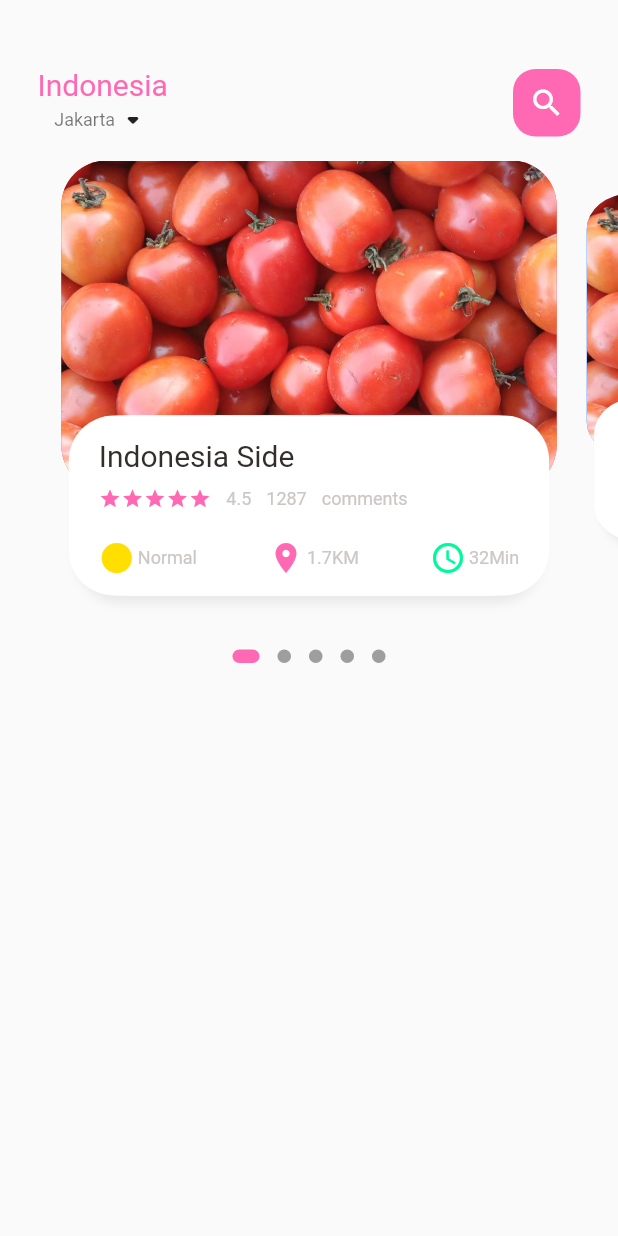
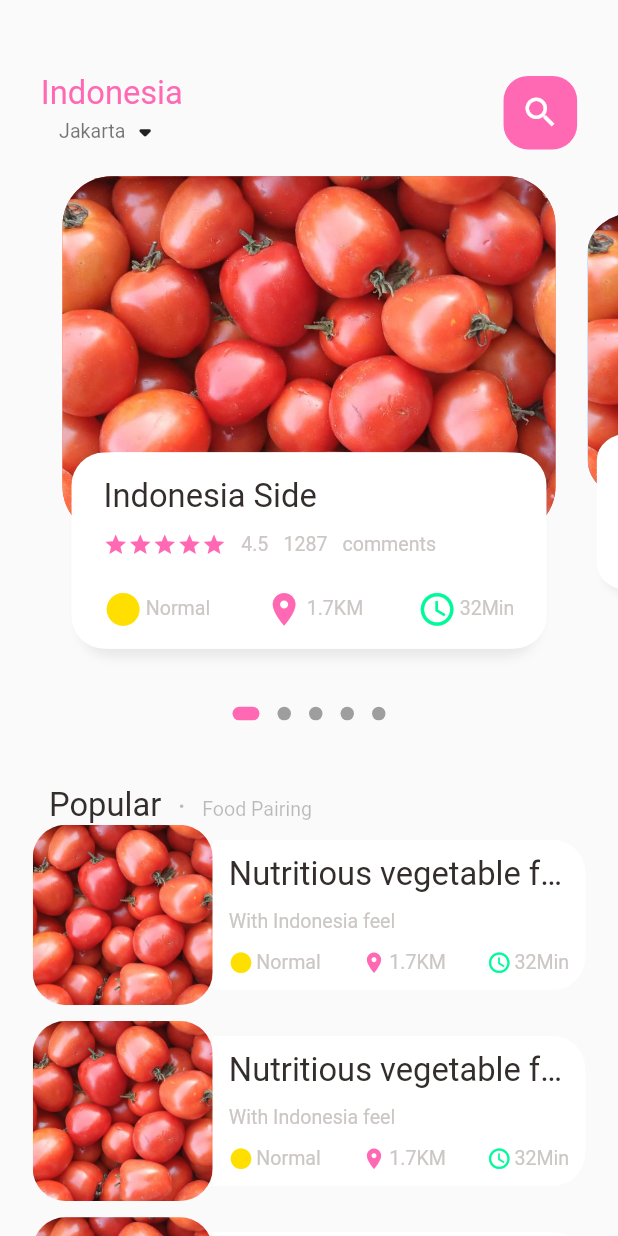
Before and after one commit to ishari01/learn_flutter, a Flutter app: the screen it shows after launch, on a phone screen of 412 x 824 dp. Run offline on Flutter 3.47's test engine with Material 2 defaults, Android fonts, the phone set to English and light mode, and no system bars; drawn by our look-alikes of dots_indicator; our stand-ins replace get.

Commit message:
Add List & Responsive layout

```diff
--- a/lib/home/food_page_body.dart
+++ b/lib/home/food_page_body.dart
@@ -1,5 +1,6 @@
 import 'package:flutter/material.dart';
 import 'package:learning_flutter/utils/colors.dart';
+import 'package:learning_flutter/utils/dimensions.dart';
 import 'package:learning_flutter/widgets/big_text.dart';
 import 'package:learning_flutter/widgets/icon_and_text.dart';
 import 'package:learning_flutter/widgets/small_text.dart';
@@ -16,7 +17,7 @@ class _FoodPageBodyState extends State<FoodPageBody> {
   PageController pageController = PageController(viewportFraction: 0.85);
   var _currPageValue = 0.0;
   double _scaleFactor = 0.8;
-  double _height = 220;
+  double _height = Dimensions.pageViewContainer;
 
   @override
   void initState() {
@@ -38,7 +39,7 @@ class _FoodPageBodyState extends State<FoodPageBody> {
     return Column(
       children: [
         Container(
-          height: 320,
+          height: Dimensions.pageView,
           child: PageView.builder(
               controller: pageController,
               itemCount: 5,
@@ -56,6 +57,108 @@ class _FoodPageBodyState extends State<FoodPageBody> {
             activeShape: RoundedRectangleBorder(
                 borderRadius: BorderRadius.circular(5.0)),
           ),
+        ),
+        SizedBox(height: Dimensions.height30),
+        Container(
+          margin: EdgeInsets.only(left: Dimensions.width30),
+          child: Row(
+            crossAxisAlignment: CrossAxisAlignment.end,
+            children: [
+              BigText(text: 'Popular'),
+              SizedBox(width: Dimensions.width10),
+              Container(
+                margin: const EdgeInsets.only(bottom: 5),
+                child: BigText(text: '.', color: Colors.black26),
+              ),
+              SizedBox(width: Dimensions.width10),
+              Container(
+                margin: const EdgeInsets.only(bottom: 2),
+                child: SmallText(text: 'Food Pairing', color: Colors.black26),
+              )
+            ],
+          ),
+        ),
+        Container(
+          height: 700,
+          child: ListView.builder(
+              physics: NeverScrollableScrollPhysics(),
+              itemCount: 10,
+              itemBuilder: (context, index) {
+                return Container(
+                  margin: EdgeInsets.only(
+                      left: Dimensions.width20,
+                      right: Dimensions.width20,
+                      bottom: Dimensions.height10),
+                  child: Row(children: [
+                    Container(
+                      height: 120,
+                      width: 120,
+                      decoration: BoxDecoration(
+                          borderRadius:
+                              BorderRadius.circular(Dimensions.radius20),
+                          color: Colors.grey[200],
+                          image: const DecorationImage(
+                              image: AssetImage('assets/images/tomat.png'),
+                              fit: BoxFit.cover)),
+                    ),
+                    Expanded(
+                      child: Container(
+                        height: 100,
+                        decoration: BoxDecoration(
+                            borderRadius: BorderRadius.only(
+                                topRight: Radius.circular(Dimensions.radius20),
+                                bottomRight:
+                                    Radius.circular(Dimensions.radius20)),
+                            color: Colors.white),
+                        child: Padding(
+                          padding: EdgeInsets.only(
+                              left: Dimensions.width10,
+                              right: Dimensions.width10),
+                          child: Column(
+                            crossAxisAlignment: CrossAxisAlignment.start,
+                            mainAxisAlignment: MainAxisAlignment.center,
+                            children: [
+                              BigText(
+                                  text: 'Nutritious vegetable from Indonesia'),
+                              SizedBox(
+                                height: Dimensions.height10,
+                              ),
+                              SmallText(text: 'With Indonesia feel'),
+                              SizedBox(
+                                height: Dimensions.height10,
+                              ),
+                              Row(
+                                mainAxisAlignment:
+                                    MainAxisAlignment.spaceBetween,
+                                children: [
+                                  IconAndText(
+                                    icon: Icons.circle_sharp,
+                                    text: 'Normal',
+                                    iconColor: AppColors.iconColor,
+                                    iconSize: Dimensions.iconSize15,
+                                  ),
+                                  IconAndText(
+                                    icon: Icons.location_on,
+                                    text: '1.7KM',
+                                    iconColor: AppColors.mainColor,
+                                    iconSize: Dimensions.iconSize15,
+                                  ),
+                                  IconAndText(
+                                    icon: Icons.access_time,
+                                    text: '32Min',
+                                    iconColor: AppColors.buttonBgColor,
+                                    iconSize: Dimensions.iconSize15,
+                                  )
+                                ],
+                              )
+                            ],
+                          ),
+                        ),
+                      ),
+                    )
+                  ]),
+                );
+              }),
         )
       ],
     );
@@ -90,10 +193,11 @@ class _FoodPageBodyState extends State<FoodPageBody> {
       child: Stack(
         children: [
           Container(
-              height: 220,
-              margin: const EdgeInsets.only(left: 10, right: 10),
+              height: Dimensions.pageViewContainer,
+              margin: EdgeInsets.only(
+                  left: Dimensions.width10, right: Dimensions.width10),
               decoration: BoxDecoration(
-                borderRadius: BorderRadius.circular(30),
+                borderRadius: BorderRadius.circular(Dimensions.radius30),
                 color: index.isEven ? Colors.red : Colors.blueAccent,
                 image: const DecorationImage(
                     fit: BoxFit.cover,
@@ -102,10 +206,13 @@ class _FoodPageBodyState extends State<FoodPageBody> {
           Align(
             alignment: Alignment.bottomCenter,
             child: Container(
-              height: 120,
-              margin: const EdgeInsets.only(left: 20, right: 20, bottom: 30),
+              height: Dimensions.pageViewTextContainer,
+              margin: EdgeInsets.only(
+                  left: Dimensions.width20,
+                  right: Dimensions.width20,
+                  bottom: Dimensions.height30),
               decoration: BoxDecoration(
-                  borderRadius: BorderRadius.circular(30),
+                  borderRadius: BorderRadius.circular(Dimensions.radius20),
                   color: Colors.white,
                   boxShadow: const [
                     BoxShadow(
@@ -122,21 +229,24 @@ class _FoodPageBodyState extends State<FoodPageBody> {
                     )
                   ]),
               child: Container(
-                padding: const EdgeInsets.only(top: 15, left: 15, right: 15),
+                padding: EdgeInsets.only(
+                    top: Dimensions.height15,
+                    left: Dimensions.width15,
+                    right: Dimensions.height15),
                 child: Column(
                   crossAxisAlignment: CrossAxisAlignment.start,
                   children: [
                     BigText(text: 'Indonesia Side'),
-                    const SizedBox(height: 10),
+                    SizedBox(height: Dimensions.height10),
                     Row(
                       children: [
                         Wrap(
                           children: List.generate(
                               5,
-                              (index) => const Icon(
+                              (index) => Icon(
                                     Icons.star,
                                     color: AppColors.mainColor,
-                                    size: 15,
+                                    size: Dimensions.iconSize15,
                                   )),
                         ),
                         const SizedBox(width: 10),
@@ -147,10 +257,10 @@ class _FoodPageBodyState extends State<FoodPageBody> {
                         SmallText(text: 'comments'),
                       ],
                     ),
-                    const SizedBox(height: 20),
+                    SizedBox(height: Dimensions.height20),
                     Row(
                       mainAxisAlignment: MainAxisAlignment.spaceBetween,
-                      children: const [
+                      children: [
                         IconAndText(
                             icon: Icons.circle_sharp,
                             text: 'Normal',
--- a/lib/home/main_food_page.dart
+++ b/lib/home/main_food_page.dart
@@ -1,6 +1,7 @@
 import 'package:flutter/material.dart';
 import 'package:learning_flutter/home/food_page_body.dart';
 import 'package:learning_flutter/utils/colors.dart';
+import 'package:learning_flutter/utils/dimensions.dart';
 import 'package:learning_flutter/widgets/big_text.dart';
 import 'package:learning_flutter/widgets/small_text.dart';
 
@@ -19,8 +20,10 @@ class _MainFoodPageState extends State<MainFoodPage> {
         children: [
           Container(
             child: Container(
-              margin: const EdgeInsets.only(top: 45, bottom: 15),
-              padding: const EdgeInsets.only(left: 25, right: 25),
+              margin: EdgeInsets.only(
+                  top: Dimensions.height45, bottom: Dimensions.height15),
+              padding: EdgeInsets.only(
+                  left: Dimensions.width25, right: Dimensions.width25),
               child: Row(
                 mainAxisAlignment: MainAxisAlignment.spaceBetween,
                 children: [
@@ -30,18 +33,23 @@ class _MainFoodPageState extends State<MainFoodPage> {
                       Row(
                         children: [
                           SmallText(text: 'Jakarta', color: Colors.black54),
-                          const Icon(Icons.arrow_drop_down_rounded)
+                          Icon(
+                            Icons.arrow_drop_down_rounded,
+                            size: Dimensions.iconSize24,
+                          )
                         ],
                       )
                     ],
                   ),
                   Center(
                     child: Container(
-                      width: 45,
-                      height: 45,
-                      child: const Icon(Icons.search, color: Colors.white),
+                      width: Dimensions.width45,
+                      height: Dimensions.height45,
+                      child: Icon(Icons.search,
+                          color: Colors.white, size: Dimensions.iconSize24),
                       decoration: BoxDecoration(
-                          borderRadius: BorderRadius.circular(15),
+                          borderRadius:
+                              BorderRadius.circular(Dimensions.radius15),
                           color: AppColors.mainColor),
                     ),
                   )
@@ -49,7 +57,7 @@ class _MainFoodPageState extends State<MainFoodPage> {
               ),
             ),
           ),
-          const FoodPageBody()
+          Expanded(child: SingleChildScrollView(child: FoodPageBody()))
         ],
       ),
     );
--- a/lib/main.dart
+++ b/lib/main.dart
@@ -1,4 +1,5 @@
 import 'package:flutter/material.dart';
+import 'package:get/get.dart';
 import 'package:learning_flutter/home/main_food_page.dart';
 
 void main() {
@@ -10,7 +11,7 @@ class MyApp extends StatelessWidget {
 
   @override
   Widget build(BuildContext context) {
-    return MaterialApp(
+    return GetMaterialApp(
       debugShowCheckedModeBanner: false,
       theme: ThemeData(
         primarySwatch: Colors.pink,
--- /dev/null
+++ b/lib/utils/dimensions.dart
@@ -0,0 +1,38 @@
+import 'package:get/get.dart';
+
+class Dimensions {
+  static double screenHeight = Get.context!.height;
+  static double screenWidth = Get.context!.width;
+
+  static double pageView = screenHeight / 2.37;
+  static double pageViewContainer = screenHeight / 3.44;
+  static double pageViewTextContainer = screenHeight / 6.3;
+
+  //dynamic height padding and margin
+  static double height10 = screenHeight / 76.6;
+  static double height15 = screenHeight / 50.4;
+  static double height20 = screenHeight / 37.8;
+  static double height30 = screenHeight / 25.2;
+  static double height45 = screenHeight / 16.8;
+
+  //dynamic width padding and margin
+  static double width10 = screenHeight / 76.6;
+  static double width15 = screenHeight / 50.4;
+  static double width20 = screenHeight / 37.8;
+  static double width25 = screenHeight / 30.24;
+  static double width30 = screenHeight / 25.2;
+  static double width45 = screenHeight / 16.8;
+
+  //dynamic font size
+  static double font12 = screenHeight / 63;
+  static double font20 = screenHeight / 37.8;
+
+  //dynamic radius
+  static double radius15 = screenHeight / 50.4;
+  static double radius20 = screenHeight / 37.8;
+  static double radius30 = screenHeight / 25.2;
+
+  //dynamic icon size
+  static double iconSize15 = screenHeight / 50.4;
+  static double iconSize24 = screenHeight / 31.5;
+}
--- a/lib/widgets/big_text.dart
+++ b/lib/widgets/big_text.dart
@@ -1,6 +1,7 @@
 // ignore_for_file: must_be_immutable
 
 import 'package:flutter/material.dart';
+import 'package:learning_flutter/utils/dimensions.dart';
 
 class BigText extends StatelessWidget {
   Color color;
@@ -11,7 +12,7 @@ class BigText extends StatelessWidget {
       {Key? key,
       this.color = const Color(0xFF332d2b),
       required this.text,
-      this.size = 20,
+      this.size = 0,
       this.overFlow = TextOverflow.ellipsis})
       : super(key: key);
 
@@ -24,7 +25,7 @@ class BigText extends StatelessWidget {
       style: TextStyle(
         color: color,
         fontWeight: FontWeight.w400,
-        fontSize: size,
+        fontSize: size == 0 ? Dimensions.font20 : size,
       ),
     );
   }
--- a/lib/widgets/icon_and_text.dart
+++ b/lib/widgets/icon_and_text.dart
@@ -1,22 +1,25 @@
 import 'package:flutter/material.dart';
+import 'package:learning_flutter/utils/dimensions.dart';
 import 'package:learning_flutter/widgets/small_text.dart';
 
 class IconAndText extends StatelessWidget {
   final IconData icon;
   final String text;
   final Color iconColor;
-  const IconAndText(
+   double iconSize;
+   IconAndText(
       {Key? key,
       required this.icon,
       required this.text,
-      required this.iconColor})
+      required this.iconColor,
+      this.iconSize=0})
       : super(key: key);
 
   @override
   Widget build(BuildContext context) {
     return Row(
       children: [
-        Icon(icon, color: iconColor),
+        Icon(icon, color: iconColor, size: iconSize == 0 ? Dimensions.iconSize24: iconSize),
         const SizedBox(width: 2),
         SmallText(text: text)
       ],
--- a/lib/widgets/small_text.dart
+++ b/lib/widgets/small_text.dart
@@ -1,6 +1,7 @@
 // ignore_for_file: must_be_immutable
 
 import 'package:flutter/material.dart';
+import 'package:learning_flutter/utils/dimensions.dart';
 
 class SmallText extends StatelessWidget {
   Color color;
@@ -11,7 +12,7 @@ class SmallText extends StatelessWidget {
     Key? key,
     this.color = const Color(0xFFccc7c5),
     required this.text,
-    this.size = 12,
+    this.size = 0,
     this.height=1.2
   }) : super(key: key);
 
@@ -21,7 +22,7 @@ class SmallText extends StatelessWidget {
       text,
       style: TextStyle(
         color: color,
-        fontSize: size,
+        fontSize: size == 0 ? Dimensions.font12 : size,
         height: height
       ),
     );
--- a/pubspec.yaml
+++ b/pubspec.yaml
@@ -30,6 +30,7 @@ dependencies:
   flutter:
     sdk: flutter
   dots_indicator: ^2.1.0
+  get: ^4.6.1
 
 
   # The following adds the Cupertino Icons font to your application.
```
Also changed, not shown: pubspec.lock.
